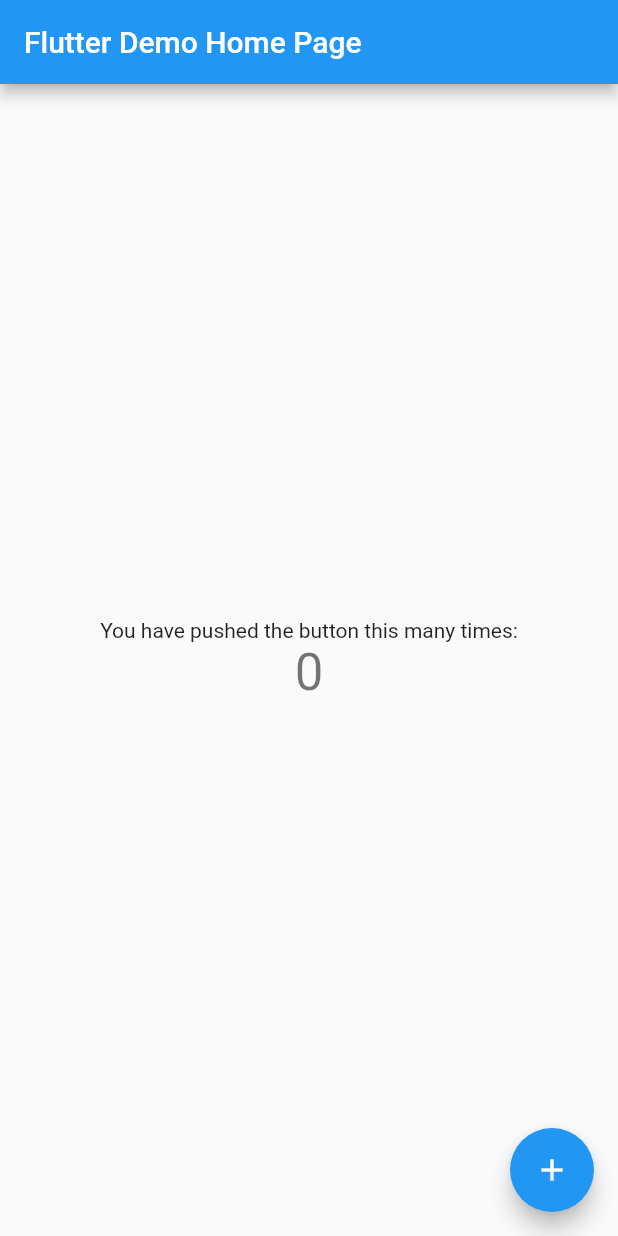
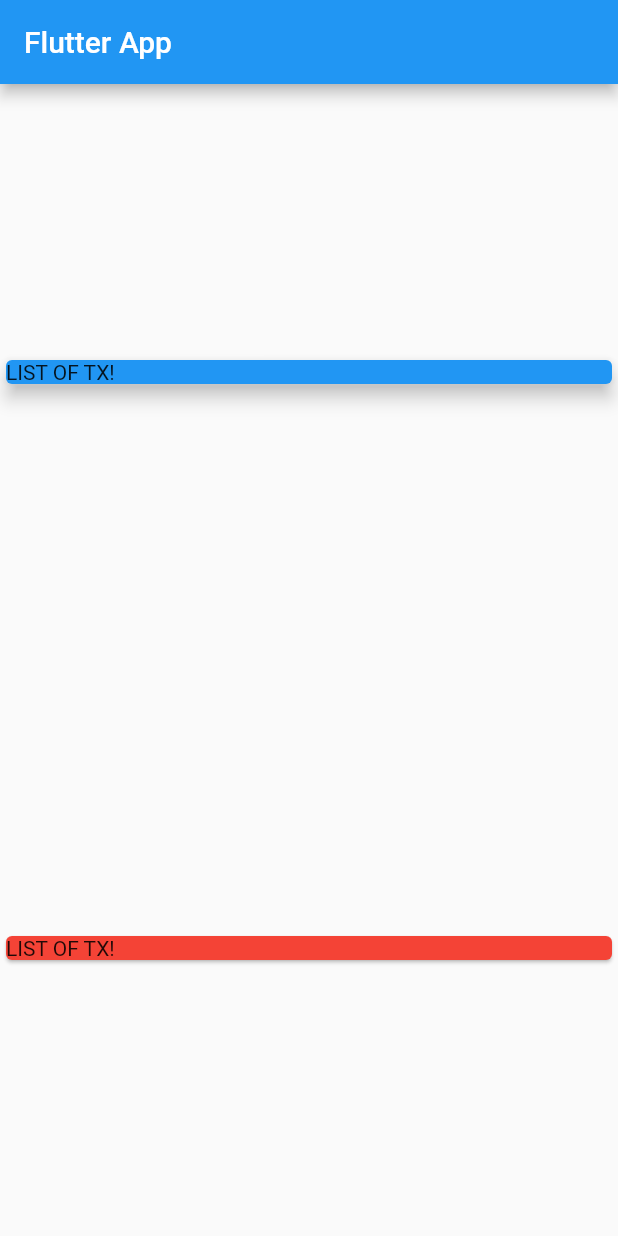
Before and after one commit to robozavri/flutter-finance, a Flutter app: the screen it shows after launch, on a phone screen of 412 x 824 dp. Run offline on Flutter 3.47's test engine with Material 2 defaults, Android fonts, the phone set to English and light mode, and no system bars.

Commit message:
[feat][finish-72 lesson]

```diff
--- a/lib/main.dart
+++ b/lib/main.dart
@@ -1,117 +1,41 @@
 import 'package:flutter/material.dart';
 
-void main() {
-  runApp(MyApp());
-}
+void main() => runApp(MyApp());
 
 class MyApp extends StatelessWidget {
-  // This widget is the root of your application.
   @override
   Widget build(BuildContext context) {
     return MaterialApp(
-      title: 'Flutter Demo',
-      theme: ThemeData(
-        // This is the theme of your application.
-        //
-        // Try running your application with "flutter run". You'll see the
-        // application has a blue toolbar. Then, without quitting the app, try
-        // changing the primarySwatch below to Colors.green and then invoke
-        // "hot reload" (press "r" in the console where you ran "flutter run",
-        // or simply save your changes to "hot reload" in a Flutter IDE).
-        // Notice that the counter didn't reset back to zero; the application
-        // is not restarted.
-        primarySwatch: Colors.blue,
-        // This makes the visual density adapt to the platform that you run
-        // the app on. For desktop platforms, the controls will be smaller and
-        // closer together (more dense) than on mobile platforms.
-        visualDensity: VisualDensity.adaptivePlatformDensity,
-      ),
-      home: MyHomePage(title: 'Flutter Demo Home Page'),
+      title: 'Flutter App',
+      home: MyHomePage(),
     );
   }
 }
 
-class MyHomePage extends StatefulWidget {
-  MyHomePage({Key key, this.title}) : super(key: key);
-
-  // This widget is the home page of your application. It is stateful, meaning
-  // that it has a State object (defined below) that contains fields that affect
-  // how it looks.
-
-  // This class is the configuration for the state. It holds the values (in this
-  // case the title) provided by the parent (in this case the App widget) and
-  // used by the build method of the State. Fields in a Widget subclass are
-  // always marked "final".
-
-  final String title;
-
-  @override
-  _MyHomePageState createState() => _MyHomePageState();
-}
-
-class _MyHomePageState extends State<MyHomePage> {
-  int _counter = 0;
-
-  void _incrementCounter() {
-    setState(() {
-      // This call to setState tells the Flutter framework that something has
-      // changed in this State, which causes it to rerun the build method below
-      // so that the display can reflect the updated values. If we changed
-      // _counter without calling setState(), then the build method would not be
-      // called again, and so nothing would appear to happen.
-      _counter++;
-    });
-  }
-
+class MyHomePage extends StatelessWidget {
   @override
   Widget build(BuildContext context) {
-    // This method is rerun every time setState is called, for instance as done
-    // by the _incrementCounter method above.
-    //
-    // The Flutter framework has been optimized to make rerunning build methods
-    // fast, so that you can just rebuild anything that needs updating rather
-    // than having to individually change instances of widgets.
     return Scaffold(
-      appBar: AppBar(
-        // Here we take the value from the MyHomePage object that was created by
-        // the App.build method, and use it to set our appbar title.
-        title: Text(widget.title),
-      ),
-      body: Center(
-        // Center is a layout widget. It takes a single child and positions it
-        // in the middle of the parent.
-        child: Column(
-          // Column is also a layout widget. It takes a list of children and
-          // arranges them vertically. By default, it sizes itself to fit its
-          // children horizontally, and tries to be as tall as its parent.
-          //
-          // Invoke "debug painting" (press "p" in the console, choose the
-          // "Toggle Debug Paint" action from the Flutter Inspector in Android
-          // Studio, or the "Toggle Debug Paint" command in Visual Studio Code)
-          // to see the wireframe for each widget.
-          //
-          // Column has various properties to control how it sizes itself and
-          // how it positions its children. Here we use mainAxisAlignment to
-          // center the children vertically; the main axis here is the vertical
-          // axis because Columns are vertical (the cross axis would be
-          // horizontal).
-          mainAxisAlignment: MainAxisAlignment.center,
+        appBar: AppBar(
+          title: Text('Flutter App'),
+        ),
+        body: Column(
+          mainAxisAlignment: MainAxisAlignment.spaceAround,
+          crossAxisAlignment: CrossAxisAlignment.stretch,
           children: <Widget>[
-            Text(
-              'You have pushed the button this many times:',
+            Container(
+              width: double.infinity,
+              child: Card(
+                color: Colors.blue,
+                child: Text('LIST OF TX!'),
+                elevation: 5,
+              ),
             ),
-            Text(
-              '$_counter',
-              style: Theme.of(context).textTheme.headline4,
+            Card(
+              color: Colors.red,
+              child: Text('LIST OF TX!'),
             ),
           ],
-        ),
-      ),
-      floatingActionButton: FloatingActionButton(
-        onPressed: _incrementCounter,
-        tooltip: 'Increment',
-        child: Icon(Icons.add),
-      ), // This trailing comma makes auto-formatting nicer for build methods.
-    );
+        ));
   }
 }
```
Also changed, not shown: 2 other files.
